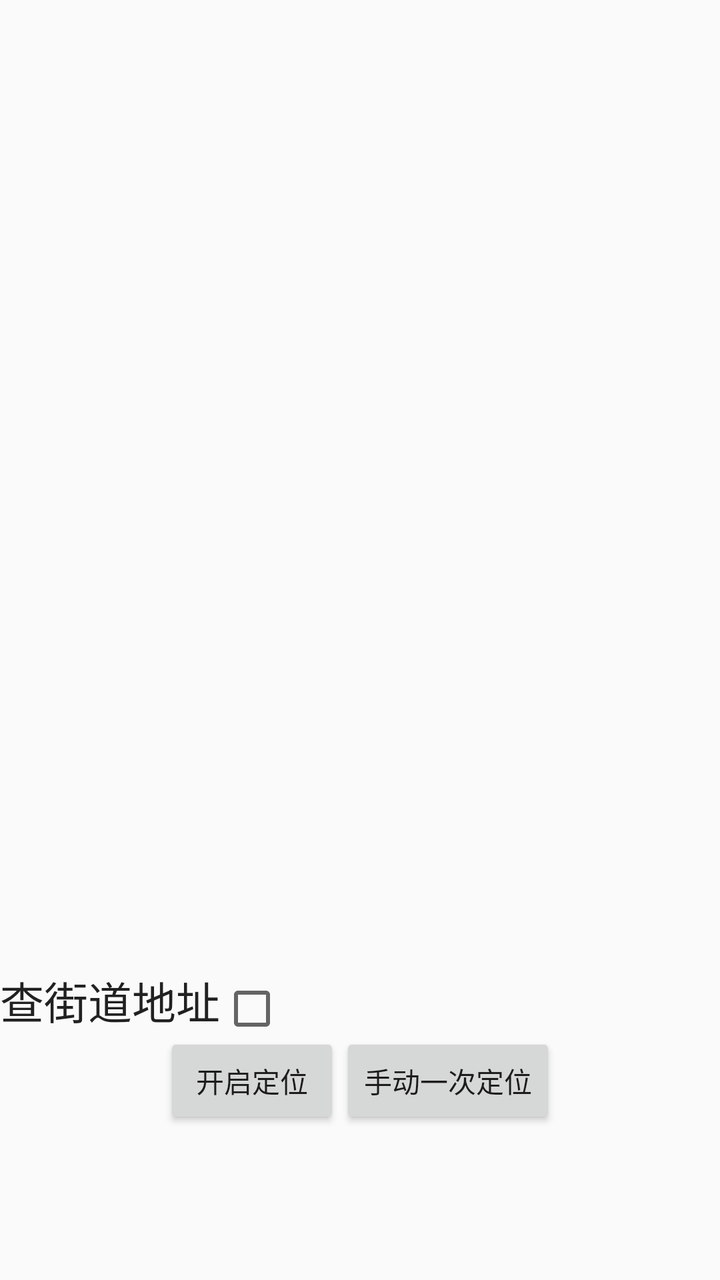
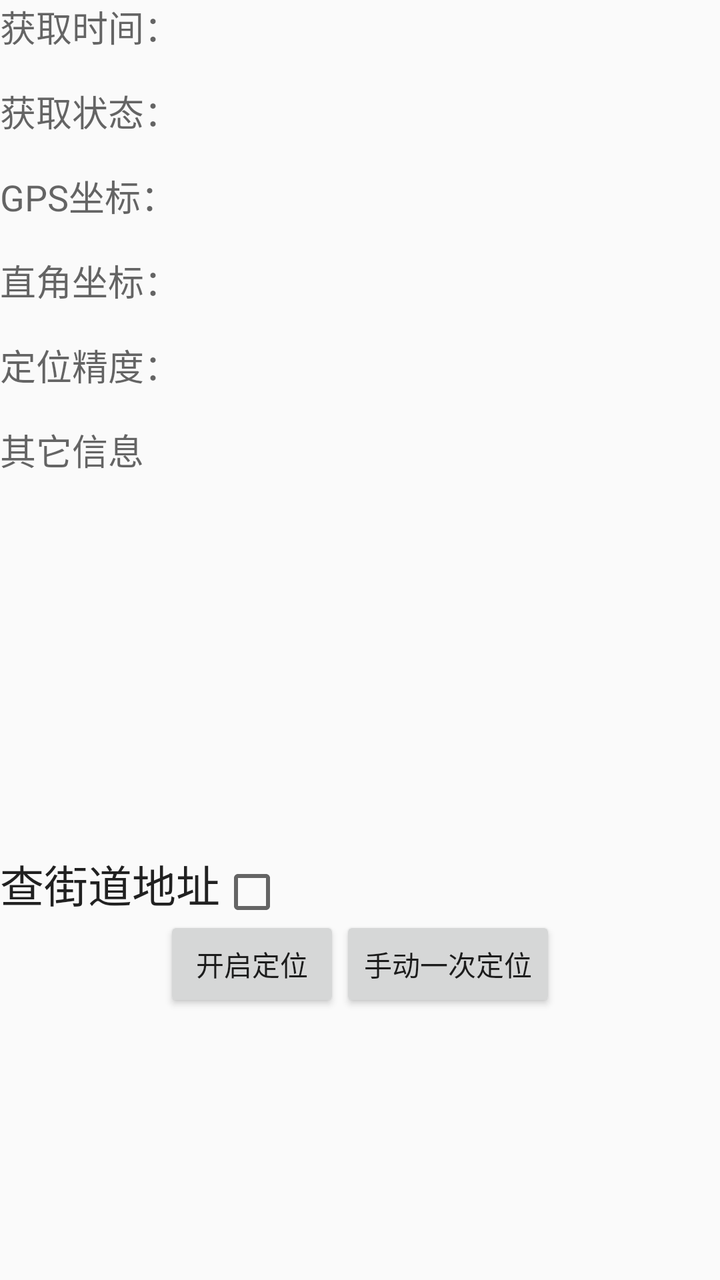

Screens rendered from an Android XML layout before and after an edit, with the pre-edit source and the edit as a unified diff.
<!-- AndroidManifest.xml: application theme AppTheme -->
<!-- res/layout/location.xml -->
<?xml version="1.0" encoding="utf-8"?>
<LinearLayout xmlns:android="http://schemas.android.com/apk/res/android"
    android:layout_width="match_parent"
    android:layout_height="match_parent"
    android:orientation="vertical" >

    <TextView
        android:id="@+id/LocResult"
        android:layout_width="match_parent"
        android:layout_height="wrap_content"
        android:layout_weight="2.89"
        android:text=" "
        android:textAppearance="?android:attr/textAppearanceLarge" />

    <LinearLayout
        android:layout_width="match_parent"
        android:layout_height="wrap_content"
        android:orientation="vertical" >

        <LinearLayout
            android:layout_width="match_parent"
            android:layout_height="wrap_content"
            android:orientation="horizontal" >

            <LinearLayout
                android:layout_width="wrap_content"
                android:layout_height="wrap_content"
                android:orientation="vertical" >

                <TextView
                    android:id="@+id/textView2"
                    android:layout_width="wrap_content"
                    android:layout_height="wrap_content"
                    android:text=" 定位模式"
                    android:textAppearance="?android:attr/textAppearanceLarge"
                    android:visibility="gone" />

		<RadioGroup
		    android:id="@+id/selectMode"
		    android:layout_width="wrap_content"
		    android:layout_height="match_parent" >

     		 <RadioButton
     		     android:id="@+id/radio_hight"
     		     android:layout_width="wrap_content"
     		     android:layout_height="wrap_content"
     		     android:checked="true"
     		     android:text="高精度"
     		     android:visibility="gone" />

                <RadioButton
                    android:id="@+id/radio_low"
                    android:layout_width="wrap_content"
                    android:layout_height="wrap_content"
                    android:text="低功耗"
                    android:visibility="gone" />

                <RadioButton
                    android:id="@+id/radio_device"
                    android:layout_width="wrap_content"
                    android:layout_height="wrap_content"
                    android:text="仅设备"
                    android:visibility="gone" />

</RadioGroup>
              
            </LinearLayout>

            <LinearLayout
                android:layout_width="match_parent"
                android:layout_height="match_parent"
                android:gravity="center"
                android:orientation="vertical" >

                <TextView
                    android:id="@+id/TextView01"
                    android:layout_width="wrap_content"
                    android:layout_height="wrap_content"
                    android:text="坐标系"
                    android:textAppearance="?android:attr/textAppearanceLarge"
                    android:visibility="gone" />

	<RadioGroup
		    android:id="@+id/selectCoordinates"
		    android:layout_width="wrap_content"
		    android:layout_height="match_parent" >

                <RadioButton
                    android:id="@+id/radio_gcj02"
                    android:layout_width="wrap_content"
                    android:layout_height="wrap_content"
                    android:checked="true"
                    android:text="gcj02(国测局加密经纬度坐标)"
                    android:visibility="gone" />

                <RadioButton
                    android:id="@+id/radio_bd09ll"
                    android:layout_width="wrap_content"
                    android:layout_height="wrap_content"
                    android:text="bd09ll(百度加密经纬度坐标)"
                    android:visibility="gone" />

                <RadioButton
                    android:id="@+id/radio_bd09"
                    android:layout_width="wrap_content"
                    android:layout_height="wrap_content"
                    android:text="bd09(百度加密墨卡托坐标)"
                    android:visibility="gone" />

</RadioGroup>
            </LinearLayout>

        </LinearLayout>

        <TextView
            android:id="@+id/modeinfor"
            android:layout_width="match_parent"
            android:layout_height="wrap_content"
            android:layout_weight="2.88"
            android:text=" " />


        <LinearLayout
            android:layout_width="match_parent"
            android:layout_height="wrap_content"
            android:layout_weight="2.89"
            android:orientation="horizontal" >

            <TextView
                android:id="@+id/geofencelog"
                android:layout_width="wrap_content"
                android:layout_height="wrap_content"
                android:text="查街道地址"
                android:textAppearance="?android:attr/textAppearanceLarge" />

            <CheckBox
                android:id="@+id/geolocation"
                android:layout_width="match_parent"
                android:layout_height="wrap_content"
                android:text=" " />
        </LinearLayout>

    </LinearLayout>

    <LinearLayout
        android:layout_width="match_parent"
        android:layout_height="wrap_content"
        android:layout_weight="0.50"
        android:gravity="center|top"
        android:orientation="horizontal" >

        <Button
            android:id="@+id/addfence"
            android:layout_width="wrap_content"
            android:layout_height="wrap_content"
            android:text="开启定位" />

        <Button
            android:id="@+id/oncelocate"
            android:layout_width="wrap_content"
            android:layout_height="wrap_content"
            android:text="手动一次定位" />

    </LinearLayout>

</LinearLayout>
<!-- resources referenced by this layout -->
<resources>
  <style name="AppTheme" parent="AppBaseTheme">
          
      </style>
  <style name="AppBaseTheme" parent="Theme.AppCompat.Light.DarkActionBar">
          
      </style>
</resources>

<!-- the commit's change to res/layout/location.xml (unified diff, before → after) -->
@@ -4,13 +4,134 @@
     android:layout_height="match_parent"
     android:orientation="vertical" >
 
+    <LinearLayout
+        android:layout_width="match_parent"
+        android:layout_height="wrap_content"
+        android:layout_weight="0.06" >
+
+        <TextView
+            android:id="@+id/TextView10"
+            android:layout_width="wrap_content"
+            android:layout_height="wrap_content"
+            android:text="获取时间："
+            android:textAppearance="?android:attr/textAppearanceMedium" />
+
+        <TextView
+            android:id="@+id/LabelTime"
+            android:layout_width="wrap_content"
+            android:layout_height="wrap_content"
+            android:layout_weight="0.17"
+            android:textAppearance="?android:attr/textAppearanceMedium" />
+    </LinearLayout>
+
+    <LinearLayout
+        android:layout_width="match_parent"
+        android:layout_height="wrap_content"
+        android:layout_weight="0.06" >
+
+        <TextView
+            android:id="@+id/TextView08"
+            android:layout_width="wrap_content"
+            android:layout_height="wrap_content"
+            android:text="获取状态："
+            android:textAppearance="?android:attr/textAppearanceMedium" />
+
+        <TextView
+            android:id="@+id/LabelErrcode"
+            android:layout_width="wrap_content"
+            android:layout_height="wrap_content"
+            android:layout_weight="0.17"
+            android:textAppearance="?android:attr/textAppearanceMedium" />
+    </LinearLayout>
+
+    <LinearLayout
+        android:layout_width="match_parent"
+        android:layout_height="wrap_content"
+        android:layout_weight="0.06" >
+
+        <TextView
+            android:id="@+id/TextView06"
+            android:layout_width="wrap_content"
+            android:layout_height="wrap_content"
+            android:text="GPS坐标："
+            android:textAppearance="?android:attr/textAppearanceMedium" />
+
+        <TextView
+            android:id="@+id/LabelLatLng"
+            android:layout_width="wrap_content"
+            android:layout_height="wrap_content"
+            android:layout_weight="0.17"
+            android:textAppearance="?android:attr/textAppearanceMedium" />
+    </LinearLayout>
+
+    <LinearLayout
+        android:layout_width="match_parent"
+        android:layout_height="wrap_content"
+        android:layout_weight="0.06" >
+
+        <TextView
+            android:id="@+id/TextView02"
+            android:layout_width="wrap_content"
+            android:layout_height="wrap_content"
+            android:text="直角坐标："
+            android:textAppearance="?android:attr/textAppearanceMedium" />
+
+        <TextView
+            android:id="@+id/LabelGauss"
+            android:layout_width="wrap_content"
+            android:layout_height="wrap_content"
+            android:layout_weight="0.17"
+            android:textAppearance="?android:attr/textAppearanceMedium" />
+    </LinearLayout>
+
+    <LinearLayout
+        android:layout_width="match_parent"
+        android:layout_height="wrap_content"
+        android:layout_weight="0.06" >
+
+        <TextView
+            android:id="@+id/TextView04"
+            android:layout_width="wrap_content"
+            android:layout_height="wrap_content"
+            android:text="定位精度："
+            android:textAppearance="?android:attr/textAppearanceMedium" />
+
+        <TextView
+            android:id="@+id/LabelRadius"
+            android:layout_width="wrap_content"
+            android:layout_height="wrap_content"
+            android:layout_weight="0.17"
+            android:textAppearance="?android:attr/textAppearanceMedium" />
+    </LinearLayout>
+
+    <LinearLayout
+        android:layout_width="match_parent"
+        android:layout_height="wrap_content"
+        android:layout_weight="0.06" >
+
+        <TextView
+            android:id="@+id/textView1"
+            android:layout_width="wrap_content"
+            android:layout_height="wrap_content"
+            android:text="其它信息"
+            android:textAppearance="?android:attr/textAppearanceMedium" />
+
+        <TextView
+            android:id="@+id/TextView20"
+            android:layout_width="wrap_content"
+            android:layout_height="wrap_content"
+            android:layout_weight="0.17"
+            android:textAppearance="?android:attr/textAppearanceMedium" />
+
+    </LinearLayout>
+
     <TextView
         android:id="@+id/LocResult"
         android:layout_width="match_parent"
         android:layout_height="wrap_content"
-        android:layout_weight="2.89"
+        android:layout_weight="0.48"
         android:text=" "
-        android:textAppearance="?android:attr/textAppearanceLarge" />
+        android:textAppearance="?android:attr/textAppearanceMedium" />
 
     <LinearLayout
         android:layout_width="match_parent"
